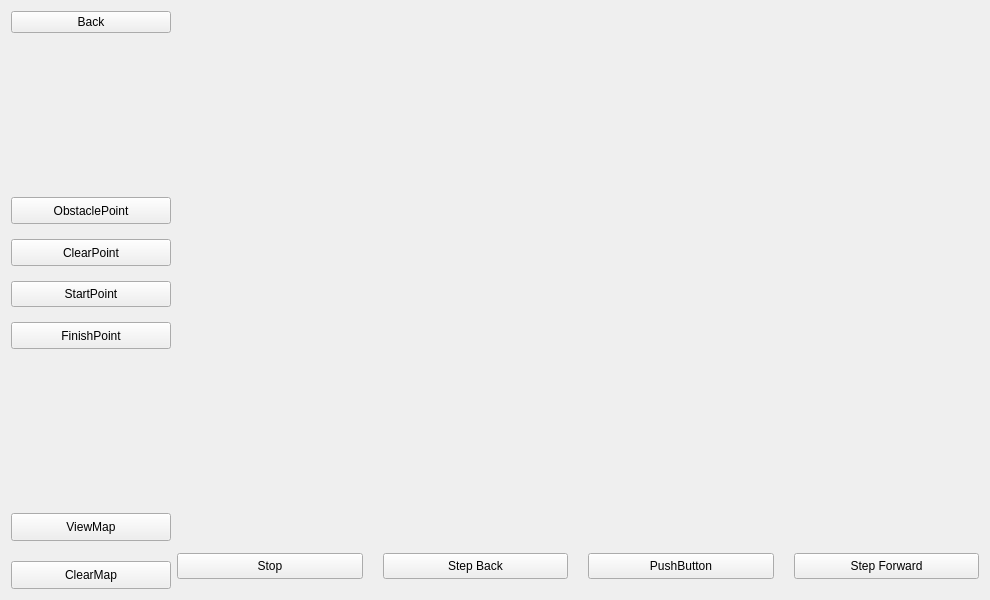
First picture: the form in MazeWindow.ui, repository voidczx/GraduationDesign, before the edit.
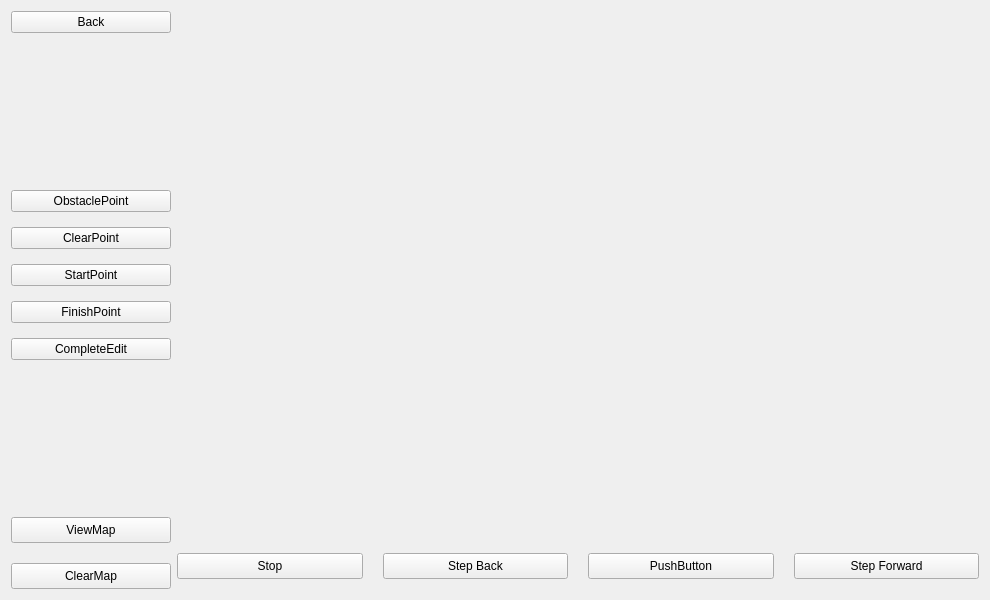
Second picture: the form after the edit.

Commit message: Maze - 逻辑 StepForward 部分

The edit to the form file:
```diff
--- a/MazeWindow.ui
+++ b/MazeWindow.ui
@@ -150,6 +150,19 @@
        </property>
       </widget>
      </item>
+     <item>
+      <widget class="QPushButton" name="Button_CompleteEdit">
+       <property name="sizePolicy">
+        <sizepolicy hsizetype="Expanding" vsizetype="Expanding">
+         <horstretch>0</horstretch>
+         <verstretch>0</verstretch>
+        </sizepolicy>
+       </property>
+       <property name="text">
+        <string>CompleteEdit</string>
+       </property>
+      </widget>
+     </item>
     </layout>
    </item>
    <item row="3" column="0">
```
The commit also changes 5 other files.
